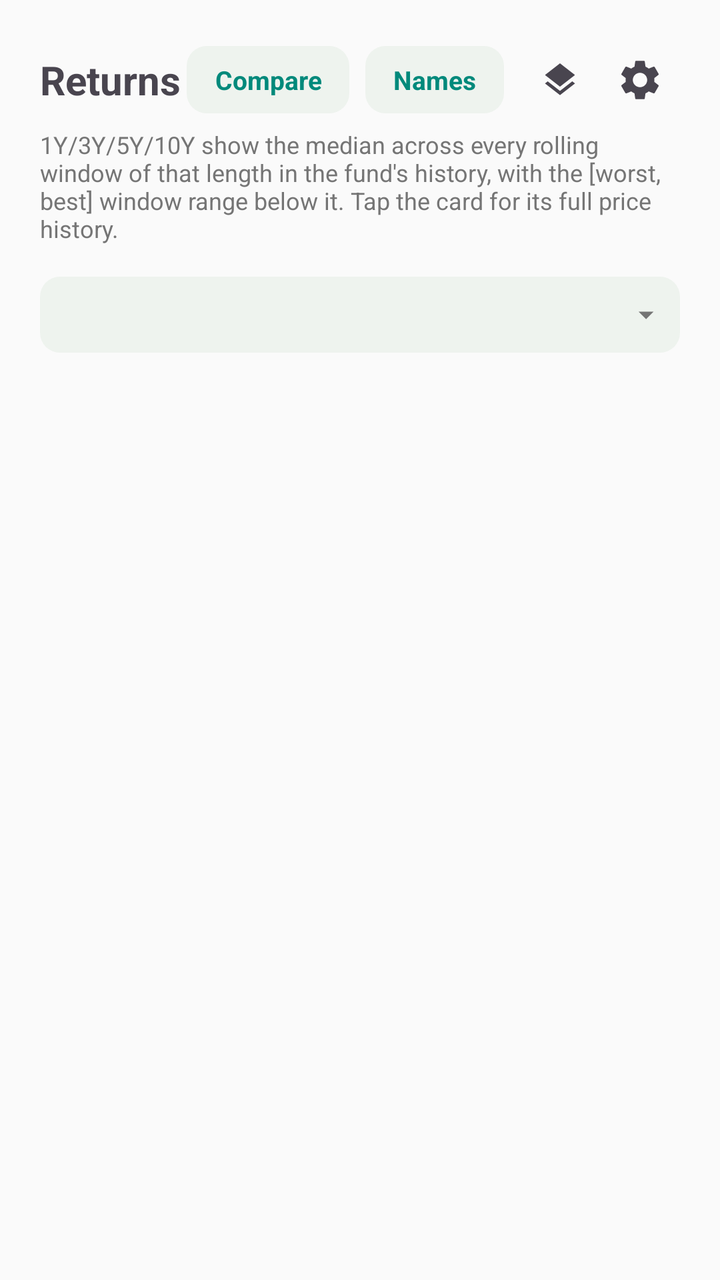
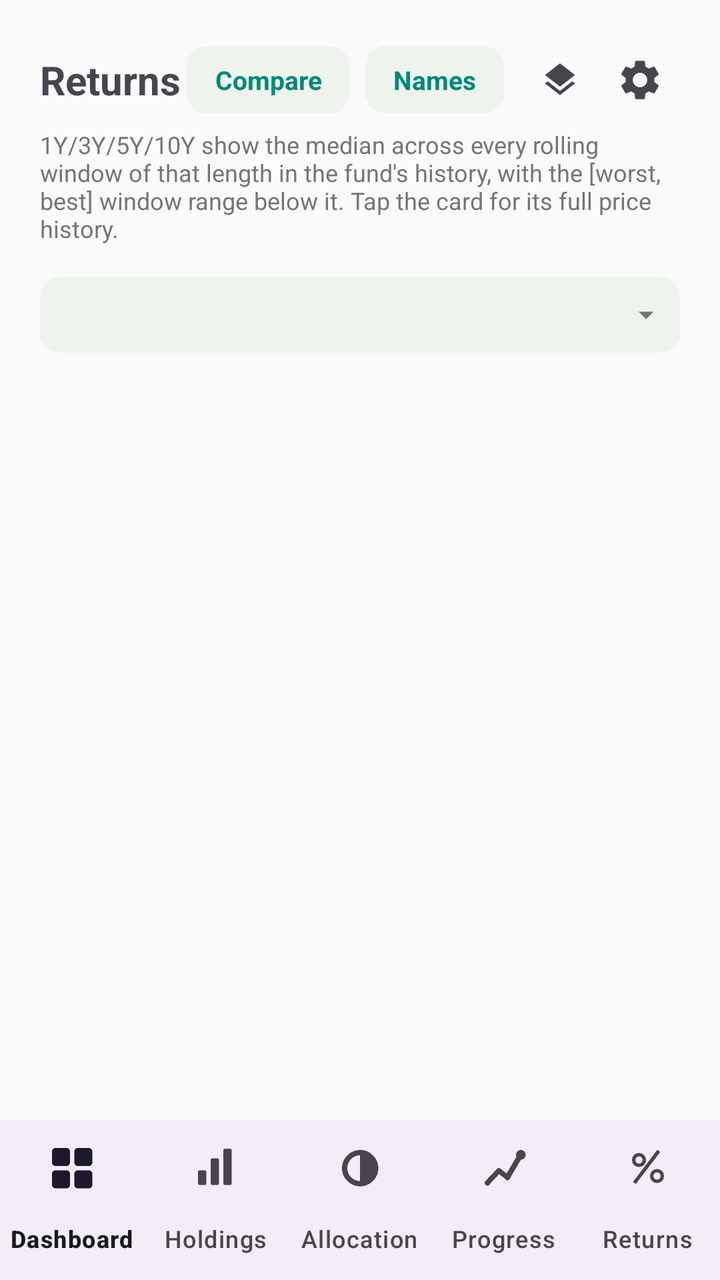

Screens rendered from an Android XML layout before and after an edit, with the pre-edit source and the edit as a unified diff.
<!-- AndroidManifest.xml: application theme Theme.PersonalPortfolio -->
<!-- res/layout/activity_returns.xml -->
<?xml version="1.0" encoding="utf-8"?>
<LinearLayout xmlns:android="http://schemas.android.com/apk/res/android"
    android:layout_width="match_parent"
    android:layout_height="match_parent"
    android:orientation="vertical"
    android:padding="20dp">

    <LinearLayout
        android:layout_width="match_parent"
        android:layout_height="wrap_content"
        android:orientation="horizontal"
        android:gravity="center_vertical">

        <TextView
            android:layout_width="0dp"
            android:layout_weight="1"
            android:layout_height="wrap_content"
            android:text="Returns"
            android:textSize="20sp"
            android:textStyle="bold" />

        <TextView
            android:id="@+id/returnsCompareButton"
            style="@style/ActionChip"
            android:layout_width="wrap_content"
            android:layout_marginEnd="8dp"
            android:text="Compare" />

        <TextView
            android:id="@+id/returnsManageNamesButton"
            style="@style/ActionChip"
            android:layout_width="wrap_content"
            android:layout_marginEnd="8dp"
            android:text="Names" />

        <ImageButton
            android:id="@+id/returnsManageAdditionalFundsButton"
            android:layout_width="40dp"
            android:layout_height="40dp"
            android:padding="8dp"
            android:background="?attr/selectableItemBackgroundBorderless"
            android:src="@drawable/ic_tab_layers"
            android:contentDescription="Manage Additional Funds" />

        <ImageButton
            android:id="@+id/returnsManageBenchmarksButton"
            android:layout_width="40dp"
            android:layout_height="40dp"
            android:padding="8dp"
            android:background="?attr/selectableItemBackgroundBorderless"
            android:src="@drawable/ic_settings_gear"
            android:contentDescription="Manage benchmarks" />

    </LinearLayout>

    <TextView
        android:layout_width="match_parent"
        android:layout_height="wrap_content"
        android:layout_marginTop="4dp"
        android:textSize="12sp"
        android:textColor="@color/colorNeutral"
        android:text="1Y/3Y/5Y/10Y show the median across every rolling window of that length in the fund's history, with the [worst, best] window range below it. Tap the card for its full price history." />

    
    <TextView
        android:id="@+id/returnsPickerTab"
        style="@style/ProgressionDropdownTab"
        android:layout_width="match_parent"
        android:layout_marginTop="16dp" />

    <TextView
        android:id="@+id/returnsEmptyState"
        android:layout_width="match_parent"
        android:layout_height="wrap_content"
        android:layout_marginTop="24dp"
        android:textSize="14sp"
        android:textColor="@color/colorNeutral"
        android:visibility="gone" />

    <androidx.core.widget.NestedScrollView
        android:layout_width="match_parent"
        android:layout_height="0dp"
        android:layout_weight="1"
        android:layout_marginTop="16dp"
        android:fillViewport="true">

        <FrameLayout
            android:id="@+id/returnsCardContainer"
            android:layout_width="match_parent"
            android:layout_height="wrap_content" />

    </androidx.core.widget.NestedScrollView>

</LinearLayout>
<!-- resources referenced by this layout -->
<resources>
  <color name="colorNeutral">#757575</color>
  <!-- drawable ic_tab_layers (drawable) -->
  <vector xmlns:android="http://schemas.android.com/apk/res/android"
      android:width="20dp"
      android:height="20dp"
      android:viewportWidth="24"
      android:viewportHeight="24"
      android:tint="?attr/colorControlNormal">
      <path
          android:fillColor="#FF000000"
          android:pathData="M11.99,18.54l-7.37,-5.73L3,14.07l9,7 9,-7 -1.63,-1.27zM12,16l7.36,-5.73L21,9l-9,-7 -9,7 1.63,1.27z" />
  </vector>
  <style name="ActionChip">
          <item name="android:layout_height">wrap_content</item>
          <item name="android:paddingStart">14dp</item>
          <item name="android:paddingEnd">14dp</item>
          <item name="android:paddingTop">8dp</item>
          <item name="android:paddingBottom">8dp</item>
          <item name="android:background">@drawable/dropdown_tab_background</item>
          <item name="android:textSize">13sp</item>
          <item name="android:textStyle">bold</item>
          <item name="android:textColor">@color/colorSecondary</item>
          <item name="android:gravity">center</item>
          <item name="android:clickable">true</item>
          <item name="android:focusable">true</item>
      </style>
  <style name="Theme.PersonalPortfolio" parent="Theme.Material3.DayNight.NoActionBar">
          <item name="colorPrimary">@color/colorPrimary</item>
          <item name="colorPrimaryVariant">@color/colorPrimaryVariant</item>
          <item name="colorOnPrimary">@color/colorOnPrimary</item>
  
          <item name="colorSecondary">@color/colorSecondary</item>
          <item name="colorOnSecondary">@color/colorOnSecondary</item>
  
          <item name="android:colorBackground">@color/colorBackground</item>
          <item name="colorOnBackground">@color/colorOnBackground</item>
  
          <item name="colorSurface">@color/colorSurface</item>
          <item name="colorOnSurface">@color/colorOnSurface</item>
  
          <item name="android:statusBarColor">@color/colorPrimaryVariant</item>
      </style>
  <!-- drawable dropdown_tab_background (drawable) -->
  <?xml version="1.0" encoding="utf-8"?>
  <shape xmlns:android="http://schemas.android.com/apk/res/android"
      android:shape="rectangle">
      <solid android:color="@color/colorSurfaceVariant" />
      <corners android:radius="10dp" />
  </shape>
  <color name="colorSecondary">#00897B</color>
  <color name="colorOnSurface">#1A1A1A</color>
  <!-- drawable ic_dropdown_caret (drawable) -->
  <vector xmlns:android="http://schemas.android.com/apk/res/android"
      android:width="18dp"
      android:height="18dp"
      android:viewportWidth="24"
      android:viewportHeight="24">
      <path
          android:fillColor="#757575"
          android:pathData="M7,10l5,5 5,-5z" />
  </vector>
  <color name="colorPrimary">#1B5E20</color>
  <color name="colorPrimaryVariant">#0D3B12</color>
  <color name="colorOnPrimary">#FFFFFF</color>
  <color name="colorOnSecondary">#FFFFFF</color>
  <color name="colorBackground">#FAFAFA</color>
  <color name="colorOnBackground">#1A1A1A</color>
  <color name="colorSurface">#FFFFFF</color>
  <color name="colorSurfaceVariant">#EEF3EE</color>
  <!-- unchanged entries left out for length: 2 -->
</resources>

<!-- the commit's change to res/layout/activity_returns.xml (unified diff, before → after) -->
@@ -1,9 +1,16 @@
 <?xml version="1.0" encoding="utf-8"?>
 <LinearLayout xmlns:android="http://schemas.android.com/apk/res/android"
+    xmlns:app="http://schemas.android.com/apk/res-auto"
     android:layout_width="match_parent"
     android:layout_height="match_parent"
-    android:orientation="vertical"
-    android:padding="20dp">
+    android:orientation="vertical">
+    <LinearLayout
+        android:layout_width="match_parent"
+        android:layout_height="0dp"
+        android:layout_weight="1"
+        android:orientation="vertical"
+        android:padding="20dp">
+
 
     <LinearLayout
         android:layout_width="match_parent"
@@ -91,4 +98,13 @@
 
     </androidx.core.widget.NestedScrollView>
 
+    </LinearLayout>
+
+    <com.google.android.material.bottomnavigation.BottomNavigationView
+        android:id="@+id/bottomNav"
+        android:layout_width="match_parent"
+        android:layout_height="wrap_content"
+        app:menu="@menu/bottom_nav_menu"
+        app:labelVisibilityMode="labeled" />
+
 </LinearLayout>
